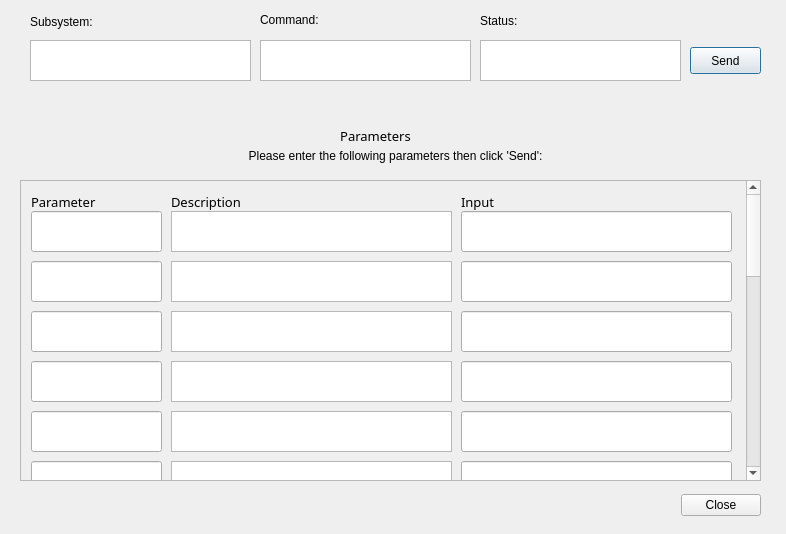
Before: the Qt Designer form Subsystems/cmdGui/ParameterDialog.ui in nasa/cFS-GroundSystem, drawn with Qt 5.
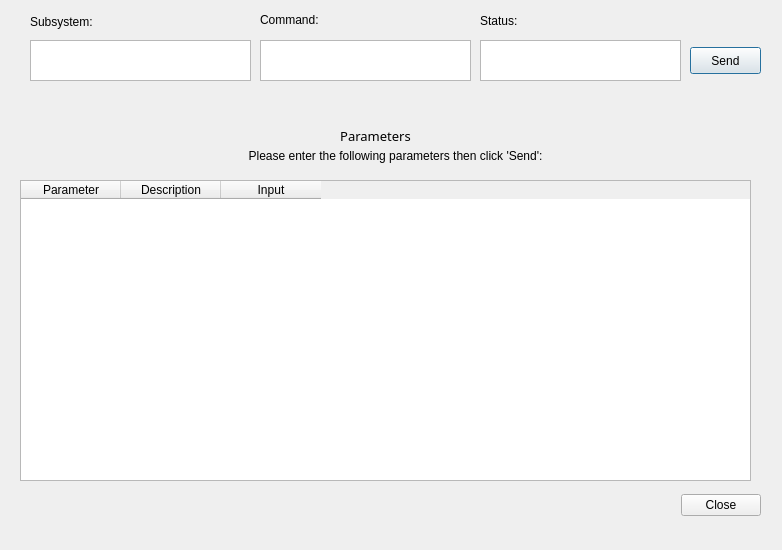
After: the same form once the commit is applied.

Commit message:
Feature #98 - Refactor UI to use table widgets
Backend updated accordingly. Other various tweaks/fixes as needed

Diff of the .ui file:
```diff
--- a/Subsystems/cmdGui/ParameterDialog.ui
+++ b/Subsystems/cmdGui/ParameterDialog.ui
@@ -9,8 +9,8 @@
    <rect>
     <x>0</x>
     <y>0</y>
-    <width>786</width>
-    <height>534</height>
+    <width>782</width>
+    <height>550</height>
    </rect>
   </property>
   <property name="windowTitle">
@@ -167,492 +167,33 @@
     </rect>
    </property>
   </widget>
-  <widget class="QScrollArea" name="scrollArea_2">
+  <widget class="QTableWidget" name="tblParameters">
    <property name="geometry">
     <rect>
      <x>20</x>
      <y>180</y>
-     <width>741</width>
+     <width>731</width>
      <height>301</height>
     </rect>
    </property>
-   <property name="minimumSize">
-    <size>
-     <width>0</width>
-     <height>0</height>
-    </size>
-   </property>
-   <property name="baseSize">
-    <size>
-     <width>0</width>
-     <height>500</height>
-    </size>
-   </property>
-   <widget class="QWidget" name="scrollAreaWidgetContents_2">
-    <property name="geometry">
-     <rect>
-      <x>0</x>
-      <y>0</y>
-      <width>725</width>
-      <height>1000</height>
-     </rect>
+   <attribute name="verticalHeaderVisible">
+    <bool>false</bool>
+   </attribute>
+   <column>
+    <property name="text">
+     <string>Parameter</string>
     </property>
-    <property name="minimumSize">
-     <size>
-      <width>0</width>
-      <height>1000</height>
-     </size>
+   </column>
+   <column>
+    <property name="text">
+     <string>Description</string>
     </property>
-    <widget class="QTextBrowser" name="descrip_1">
-     <property name="geometry">
-      <rect>
-       <x>150</x>
-       <y>30</y>
-       <width>281</width>
-       <height>41</height>
-      </rect>
-     </property>
-     <property name="minimumSize">
-      <size>
-       <width>281</width>
-       <height>41</height>
-      </size>
-     </property>
-     <property name="maximumSize">
-      <size>
-       <width>300</width>
-       <height>41</height>
-      </size>
-     </property>
-     <property name="font">
-      <font>
-       <pointsize>8</pointsize>
-      </font>
-     </property>
-    </widget>
-    <widget class="QLabel" name="label_input_title_2">
-     <property name="geometry">
-      <rect>
-       <x>440</x>
-       <y>10</y>
-       <width>91</width>
-       <height>21</height>
-      </rect>
-     </property>
-     <property name="font">
-      <font>
-       <family>Sans Serif</family>
-       <pointsize>10</pointsize>
-      </font>
-     </property>
-     <property name="text">
-      <string>Input</string>
-     </property>
-    </widget>
-    <widget class="QLabel" name="label_param_title_3">
-     <property name="geometry">
-      <rect>
-       <x>10</x>
-       <y>10</y>
-       <width>111</width>
-       <height>21</height>
-      </rect>
-     </property>
-     <property name="font">
-      <font>
-       <family>Sans Serif</family>
-       <pointsize>10</pointsize>
-      </font>
-     </property>
-     <property name="text">
-      <string>Parameter</string>
-     </property>
-    </widget>
-    <widget class="QLabel" name="label_descrip_2">
-     <property name="geometry">
-      <rect>
-       <x>150</x>
-       <y>10</y>
-       <width>111</width>
-       <height>21</height>
-      </rect>
-     </property>
-     <property name="font">
-      <font>
-       <family>Sans Serif</family>
-       <pointsize>10</pointsize>
-      </font>
-     </property>
-     <property name="text">
-      <string>Description</string>
-     </property>
-    </widget>
-    <widget class="QTextBrowser" name="descrip_2">
-     <property name="geometry">
-      <rect>
-       <x>150</x>
-       <y>80</y>
-       <width>281</width>
-       <height>41</height>
-      </rect>
-     </property>
-     <property name="font">
-      <font>
-       <pointsize>8</pointsize>
-      </font>
-     </property>
-    </widget>
-    <widget class="QTextBrowser" name="descrip_3">
-     <property name="geometry">
-      <rect>
-       <x>150</x>
-       <y>130</y>
-       <width>281</width>
-       <height>41</height>
-      </rect>
-     </property>
-     <property name="font">
-      <font>
-       <pointsize>8</pointsize>
-      </font>
-     </property>
-    </widget>
-    <widget class="QTextBrowser" name="descrip_4">
-     <property name="geometry">
-      <rect>
-       <x>150</x>
-       <y>180</y>
-       <width>281</width>
-       <height>41</height>
-      </rect>
-     </property>
-     <property name="font">
-      <font>
-       <pointsize>8</pointsize>
-      </font>
-     </property>
-    </widget>
-    <widget class="QTextBrowser" name="descrip_5">
-     <property name="geometry">
-      <rect>
-       <x>150</x>
-       <y>230</y>
-       <width>281</width>
-       <height>41</height>
-      </rect>
-     </property>
-     <property name="font">
-      <font>
-       <pointsize>8</pointsize>
-      </font>
-     </property>
-    </widget>
-    <widget class="QTextBrowser" name="descrip_6">
-     <property name="geometry">
-      <rect>
-       <x>150</x>
-       <y>280</y>
-       <width>281</width>
-       <height>41</height>
-      </rect>
-     </property>
-     <property name="font">
-      <font>
-       <pointsize>8</pointsize>
-      </font>
-     </property>
-    </widget>
-    <widget class="QTextBrowser" name="descrip_7">
-     <property name="geometry">
-      <rect>
-       <x>150</x>
-       <y>330</y>
-       <width>281</width>
-       <height>41</height>
-      </rect>
-     </property>
-     <property name="font">
-      <font>
-       <pointsize>8</pointsize>
-      </font>
-     </property>
-    </widget>
-    <widget class="QTextBrowser" name="descrip_8">
-     <property name="geometry">
-      <rect>
-       <x>150</x>
-       <y>380</y>
-       <width>281</width>
-       <height>41</height>
-      </rect>
-     </property>
-     <property name="font">
-      <font>
-       <pointsize>8</pointsize>
-      </font>
-     </property>
-    </widget>
-    <widget class="QTextBrowser" name="descrip_9">
-     <property name="geometry">
-      <rect>
-       <x>150</x>
-       <y>430</y>
-       <width>281</width>
-       <height>41</height>
-      </rect>
-     </property>
-     <property name="font">
-      <font>
-       <pointsize>8</pointsize>
-      </font>
-     </property>
-    </widget>
-    <widget class="QTextBrowser" name="descrip_10">
-     <property name="geometry">
-      <rect>
-       <x>150</x>
-       <y>480</y>
-       <width>281</width>
-       <height>41</height>
-      </rect>
-     </property>
-     <property name="font">
-      <font>
-       <pointsize>8</pointsize>
-      </font>
-     </property>
-    </widget>
-    <widget class="QLineEdit" name="input_1">
-     <property name="geometry">
-      <rect>
-       <x>440</x>
-       <y>30</y>
-       <width>271</width>
-       <height>41</height>
-      </rect>
-     </property>
-    </widget>
-    <widget class="QLineEdit" name="input_2">
-     <property name="geometry">
-      <rect>
-       <x>440</x>
-       <y>80</y>
-       <width>271</width>
-       <height>41</height>
-      </rect>
-     </property>
-    </widget>
-    <widget class="QLineEdit" name="input_3">
-     <property name="geometry">
-      <rect>
-       <x>440</x>
-       <y>130</y>
-       <width>271</width>
-       <height>41</height>
-      </rect>
-     </property>
-    </widget>
-    <widget class="QLineEdit" name="input_4">
-     <property name="geometry">
-      <rect>
-       <x>440</x>
-       <y>180</y>
-       <width>271</width>
-       <height>41</height>
-      </rect>
-     </property>
-    </widget>
-    <widget class="QLineEdit" name="input_5">
-     <property name="geometry">
-      <rect>
-       <x>440</x>
-       <y>230</y>
-       <width>271</width>
-       <height>41</height>
-      </rect>
-     </property>
-    </widget>
-    <widget class="QLineEdit" name="input_6">
-     <property name="geometry">
-      <rect>
-       <x>440</x>
-       <y>280</y>
-       <width>271</width>
-       <height>41</height>
-      </rect>
-     </property>
-    </widget>
-    <widget class="QLineEdit" name="input_7">
-     <property name="geometry">
-      <rect>
-       <x>440</x>
-       <y>330</y>
-       <width>271</width>
-       <height>41</height>
-      </rect>
-     </property>
-    </widget>
-    <widget class="QLineEdit" name="input_8">
-     <property name="geometry">
-      <rect>
-       <x>440</x>
-       <y>380</y>
-       <width>271</width>
-       <height>41</height>
-      </rect>
-     </property>
-    </widget>
-    <widget class="QLineEdit" name="input_9">
-     <property name="geometry">
-      <rect>
-       <x>440</x>
-       <y>430</y>
-       <width>271</width>
-       <height>41</height>
-      </rect>
-     </property>
-    </widget>
-    <widget class="QLineEdit" name="input_10">
-     <property name="geometry">
-      <rect>
-       <x>440</x>
-       <y>480</y>
-       <width>271</width>
-       <height>41</height>
-      </rect>
-     </property>
-    </widget>
-    <widget class="QLineEdit" name="paramName_1">
-     <property name="geometry">
-      <rect>
-       <x>10</x>
-       <y>30</y>
-       <width>131</width>
-       <height>41</height>
-      </rect>
-     </property>
-     <property name="readOnly">
-      <bool>true</bool>
-     </property>
-    </widget>
-    <widget class="QLineEdit" name="paramName_2">
-     <property name="geometry">
-      <rect>
-       <x>10</x>
-       <y>80</y>
-       <width>131</width>
-       <height>41</height>
-      </rect>
-     </property>
-     <property name="readOnly">
-      <bool>true</bool>
-     </property>
-    </widget>
-    <widget class="QLineEdit" name="paramName_3">
-     <property name="geometry">
-      <rect>
-       <x>10</x>
-       <y>130</y>
-       <width>131</width>
-       <height>41</height>
-      </rect>
-     </property>
-     <property name="readOnly">
-      <bool>true</bool>
-     </property>
-    </widget>
-    <widget class="QLineEdit" name="paramName_4">
-     <property name="geometry">
-      <rect>
-       <x>10</x>
-       <y>180</y>
-       <width>131</width>
-       <height>41</height>
-      </rect>
-     </property>
-     <property name="readOnly">
-      <bool>true</bool>
-     </property>
-    </widget>
-    <widget class="QLineEdit" name="paramName_5">
-     <property name="geometry">
-      <rect>
-       <x>10</x>
-       <y>230</y>
-       <width>131</width>
-       <height>41</height>
-      </rect>
-     </property>
-     <property name="readOnly">
-      <bool>true</bool>
-     </property>
-    </widget>
-    <widget class="QLineEdit" name="paramName_6">
-     <property name="geometry">
-      <rect>
-       <x>10</x>
-       <y>280</y>
-       <width>131</width>
-       <height>41</height>
-      </rect>
-     </property>
-     <property name="readOnly">
-      <bool>true</bool>
-     </property>
-    </widget>
-    <widget class="QLineEdit" name="paramName_7">
-     <property name="geometry">
-      <rect>
-       <x>10</x>
-       <y>330</y>
-       <width>131</width>
-       <height>41</height>
-      </rect>
-     </property>
-     <property name="readOnly">
-      <bool>true</bool>
-     </property>
-    </widget>
-    <widget class="QLineEdit" name="paramName_8">
-     <property name="geometry">
-      <rect>
-       <x>10</x>
-       <y>380</y>
-       <width>131</width>
-       <height>41</height>
-      </rect>
-     </property>
-     <property name="readOnly">
-      <bool>true</bool>
-     </property>
-    </widget>
-    <widget class="QLineEdit" name="paramName_9">
-     <property name="geometry">
-      <rect>
-       <x>10</x>
-       <y>430</y>
-       <width>131</width>
-       <height>41</height>
-      </rect>
-     </property>
-     <property name="readOnly">
-      <bool>true</bool>
-     </property>
-    </widget>
-    <widget class="QLineEdit" name="paramName_10">
-     <property name="geometry">
-      <rect>
-       <x>10</x>
-       <y>480</y>
-       <width>131</width>
-       <height>41</height>
-      </rect>
-     </property>
-     <property name="readOnly">
-      <bool>true</bool>
-     </property>
-    </widget>
-   </widget>
+   </column>
+   <column>
+    <property name="text">
+     <string>Input</string>
+    </property>
+   </column>
   </widget>
  </widget>
  <tabstops>
```
Left out of the diff: 31 changed lines with no effect on the pictures. The commit also changes 24 other files.
